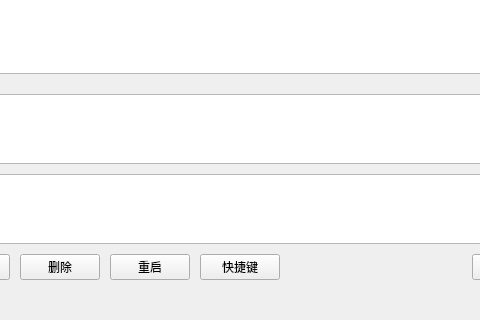
Lugwit123/l_notepad, file 999.0/src/l_notepad/main_window.ui: the form before one commit; both pictures show x 406 to 886 and y 320 to 640 of the 980 by 640 pixel window.
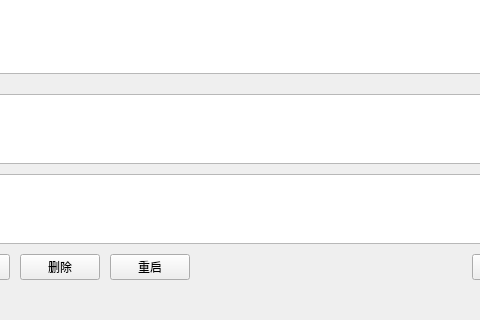
The form after the commit.

The edit to the form file:
```diff
--- a/999.0/src/l_notepad/main_window.ui
+++ b/999.0/src/l_notepad/main_window.ui
@@ -392,13 +392,6 @@
                 </property>
                </widget>
               </item>
-              <item>
-               <widget class="QPushButton" name="btn_hotkey">
-                <property name="text">
-                 <string>快捷键</string>
-                </property>
-               </widget>
-              </item>
               <item>
                <spacer name="horizontalSpacer_actions">
                 <property name="orientation">
```
